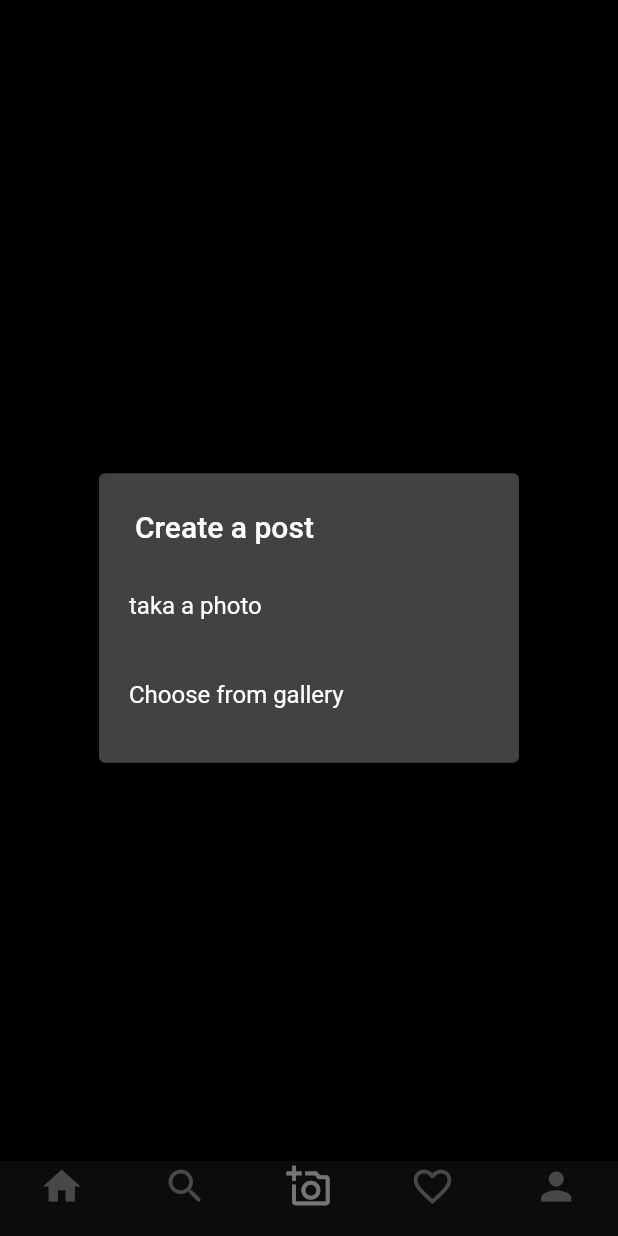
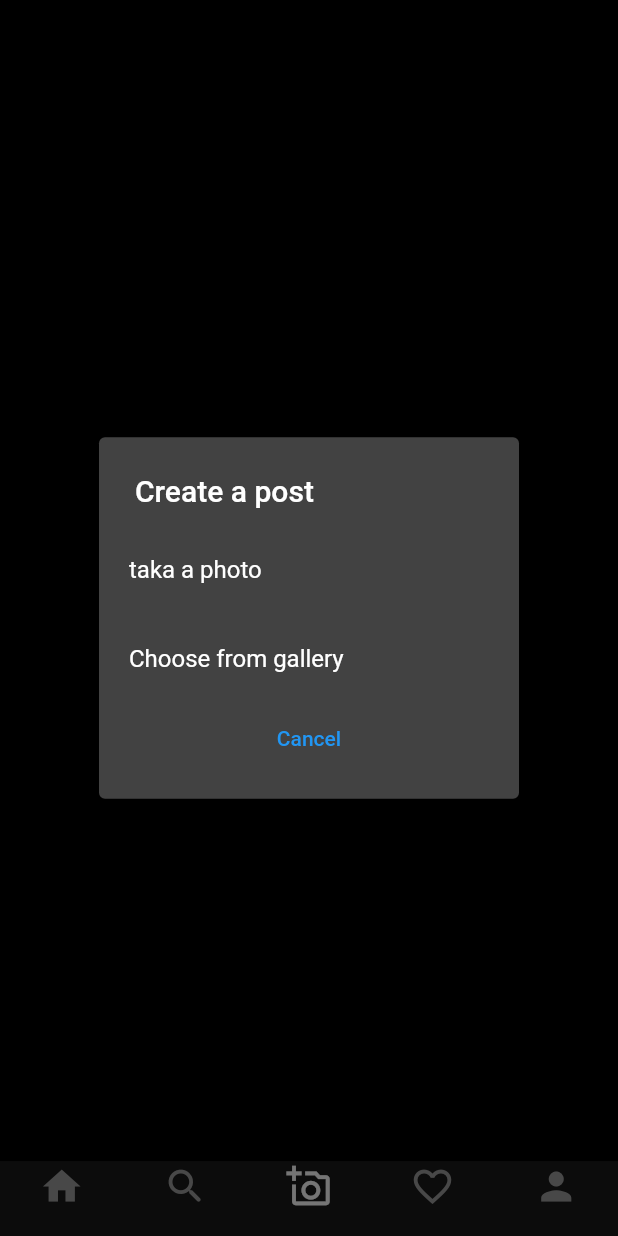
Before and after one commit to zfurkandurum/instagramclone, a Flutter app: the screen it shows once a user with an empty profile is signed in, item 3 of the bottom bar chosen, after a tap on the "abc" icon, on a phone screen of 412 x 824 dp. Run offline on Flutter 3.47's test engine with Material 2 defaults, Android fonts, the phone set to English and light mode, and no system bars; our stand-ins replace cloud_firestore, firebase_auth, firebase_core, firebase_storage, flutter_svg, image_picker; accounts and stored records are empty.

Commit message:
AddPostScreen

```diff
--- a/lib/screens/add_post_screen.dart
+++ b/lib/screens/add_post_screen.dart
@@ -16,6 +16,7 @@ class AddPostScreen extends StatefulWidget {
 
 class _AddPostScreenState extends State<AddPostScreen> {
   Uint8List? _file;
+  final TextEditingController _textEditingController = TextEditingController();
 
   _selectImage(BuildContext context) async {
     return showDialog(
@@ -48,6 +49,12 @@ class _AddPostScreenState extends State<AddPostScreen> {
                 setState(() {
                   _file = file;
                 });
+              },
+            ),
+            TextButton(
+              child: const Text("Cancel"),
+              onPressed: () {
+                Navigator.of(context).pop();
               },
             )
           ],
@@ -96,15 +103,16 @@ class _AddPostScreenState extends State<AddPostScreen> {
                   mainAxisAlignment: MainAxisAlignment.spaceAround,
                   crossAxisAlignment: CrossAxisAlignment.start,
                   children: [
-                    const CircleAvatar(
+                    CircleAvatar(
                       backgroundImage: NetworkImage(
-                        "https://images.unsplash.com/photo-1692318587239-75e0f05035ff?ixlib=rb-4.0.3&ixid=M3wxMjA3fDB8MHxwaG90by1wYWdlfHx8fGVufDB8fHx8fA%3D%3D&auto=format&fit=crop&w=1327&q=80",
+                        user.photoURL,
                       ),
                     ),
                     SizedBox(
                       width: MediaQuery.of(context).size.width * 0.4,
-                      child: const TextField(
-                        decoration: InputDecoration(
+                      child: TextField(
+                        controller: _textEditingController,
+                        decoration: const InputDecoration(
                           hintText: "Write a caption...",
                           border: InputBorder.none,
                         ),
@@ -117,11 +125,9 @@ class _AddPostScreenState extends State<AddPostScreen> {
                       child: AspectRatio(
                         aspectRatio: 487 / 451,
                         child: Container(
-                          decoration: const BoxDecoration(
+                          decoration: BoxDecoration(
                             image: DecorationImage(
-                              image: NetworkImage(
-                                "https://images.unsplash.com/photo-1688510700053-a2ff570b9789?ixlib=rb-4.0.3&ixid=M3wxMjA3fDB8MHxwaG90by1wYWdlfHx8fGVufDB8fHx8fA%3D%3D&auto=format&fit=crop&w=1336&q=80",
-                              ),
+                              image: MemoryImage(_file!),
                               fit: BoxFit.fill,
                               alignment: FractionalOffset.topCenter,
                             ),
```
